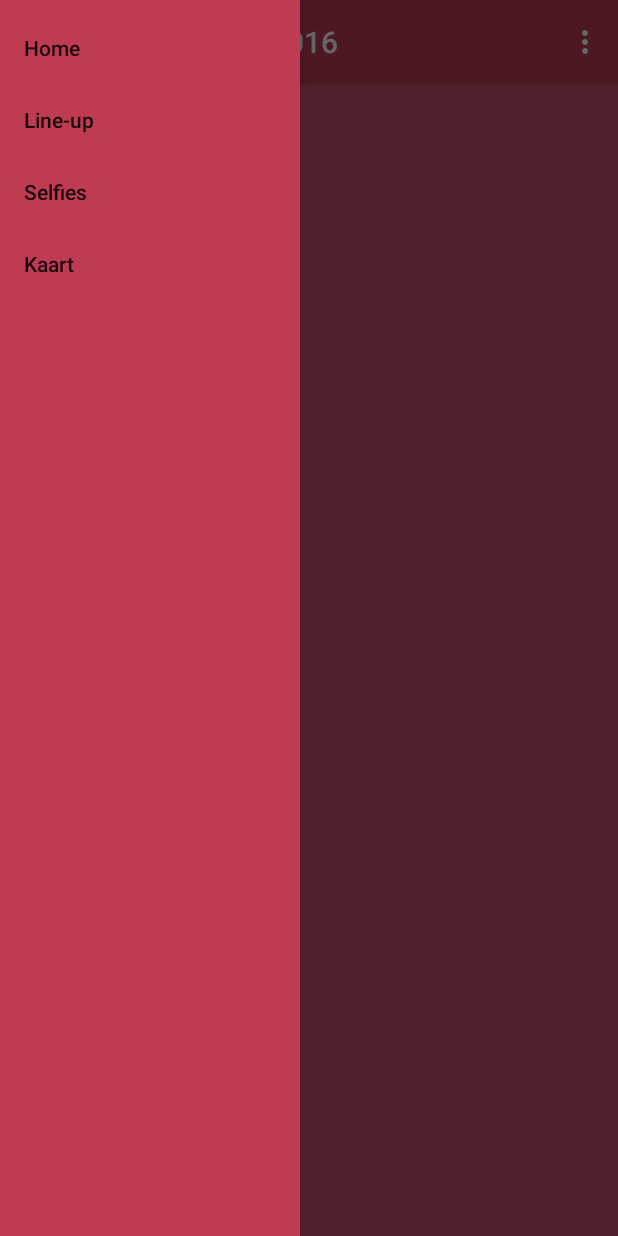
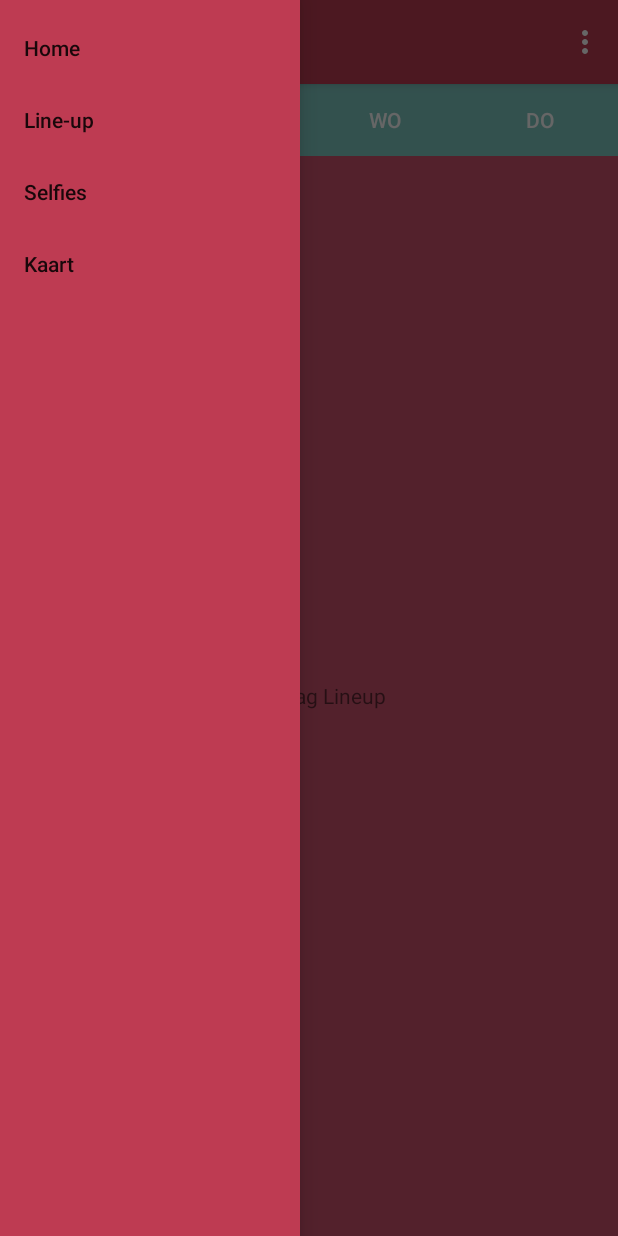
Before and after one commit to JaspervanTilburg/VirgielOwee2016, an Android app: the fragment LineupFragment placed in its activity, with the side drawer open, on a phone screen of 412 x 824 dp. Run offline under Robolectric (Android 15) with nearby library versions, the phone set to English and light mode, and no system bars.

Commit message:
Lineup tabs added

```diff
--- a/app/src/main/AndroidManifest.xml
+++ b/app/src/main/AndroidManifest.xml
@@ -4,9 +4,10 @@
 
     <application
         android:allowBackup="true"
-        android:icon="@mipmap/ic_launcher"
+        android:icon="@drawable/logo_launcher"
         android:label="@string/app_name"
         android:supportsRtl="true"
+        android:hardwareAccelerated="true"
         android:theme="@style/AppTheme">
         <activity
             android:name=".MainActivity"
--- a/app/src/main/java/com/example/jasper/virgielowee2016/LineupFragment.java
+++ b/app/src/main/java/com/example/jasper/virgielowee2016/LineupFragment.java
@@ -2,7 +2,12 @@
 
 
 import android.os.Bundle;
+import android.support.annotation.Nullable;
+import android.support.design.widget.TabLayout;
 import android.support.v4.app.Fragment;
+import android.support.v4.app.FragmentManager;
+import android.support.v4.app.FragmentPagerAdapter;
+import android.support.v4.view.ViewPager;
 import android.view.LayoutInflater;
 import android.view.View;
 import android.view.ViewGroup;
@@ -18,12 +23,88 @@
         // Required empty public constructor
     }
 
+    public static TabLayout tabLayout;
+    public static ViewPager viewPager;
+    public static int int_items = 4;
 
     @Override
-    public View onCreateView(LayoutInflater inflater, ViewGroup container,
-                             Bundle savedInstanceState) {
-        // Inflate the layout for this fragment
-        return inflater.inflate(R.layout.fragment_lineup, container, false);
+    public View onCreateView(LayoutInflater inflater, ViewGroup container, Bundle savedInstanceState) {
+        /**
+         *Inflate tab_layout and setup Views.
+         */
+        View x =  inflater.inflate(R.layout.fragment_lineup,null);
+        tabLayout = (TabLayout) x.findViewById(R.id.tab_layout);
+        viewPager = (ViewPager) x.findViewById(R.id.viewpager);
+
+        /**
+         *Set an Apater for the View Pager
+         */
+        viewPager.setAdapter(new MyAdapter(getChildFragmentManager()));
+
+        /**
+         * Now , this is a workaround ,
+         * The setupWithViewPager dose't works without the runnable .
+         * Maybe a Support Library Bug .
+         */
+
+        tabLayout.post(new Runnable() {
+            @Override
+            public void run() {
+                tabLayout.setupWithViewPager(viewPager);
+            }
+        });
+
+        return x;
+
     }
 
+    class MyAdapter extends FragmentPagerAdapter{
+
+        public MyAdapter(FragmentManager fm) {
+            super(fm);
+        }
+
+        /**
+         * Return fragment with respect to Position .
+         */
+
+        @Override
+        public Fragment getItem(int position)
+        {
+            switch (position){
+                case 0 : return new MondayFragment();
+                case 1 : return new TuesdayFragment();
+                case 2 : return new WednesdayFragment();
+                case 3 : return new ThursdayFragment();
+            }
+            return null;
+        }
+
+        @Override
+        public int getCount() {
+
+            return int_items;
+
+        }
+
+        /**
+         * This method returns the title of the tab according to the position.
+         */
+
+        @Override
+        public CharSequence getPageTitle(int position) {
+
+            switch (position){
+                case 0 :
+                    return "Ma";
+                case 1 :
+                    return "Di";
+                case 2 :
+                    return "Wo";
+                case 3 :
+                    return "Do";
+            }
+            return null;
+        }
+    }
 }
--- /dev/null
+++ b/app/src/main/java/com/example/jasper/virgielowee2016/MondayFragment.java
@@ -0,0 +1,29 @@
+package com.example.jasper.virgielowee2016;
+
+
+import android.os.Bundle;
+import android.support.v4.app.Fragment;
+import android.view.LayoutInflater;
+import android.view.View;
+import android.view.ViewGroup;
+
+
+/**
+ * A simple {@link Fragment} subclass.
+ */
+public class MondayFragment extends Fragment {
+
+
+    public MondayFragment() {
+        // Required empty public constructor
+    }
+
+
+    @Override
+    public View onCreateView(LayoutInflater inflater, ViewGroup container,
+                             Bundle savedInstanceState) {
+        // Inflate the layout for this fragment
+        return inflater.inflate(R.layout.fragment_monday, container, false);
+    }
+
+}
--- /dev/null
+++ b/app/src/main/java/com/example/jasper/virgielowee2016/TuesdayFragment.java
@@ -0,0 +1,28 @@
+package com.example.jasper.virgielowee2016;
+
+
+import android.os.Bundle;
+import android.support.v4.app.Fragment;
+import android.view.LayoutInflater;
+import android.view.View;
+import android.view.ViewGroup;
+import android.widget.TextView;
+
+/**
+ * A simple {@link Fragment} subclass.
+ */
+public class TuesdayFragment extends Fragment {
+
+
+    public TuesdayFragment() {
+        // Required empty public constructor
+    }
+
+
+    @Override
+    public View onCreateView(LayoutInflater inflater, ViewGroup container,
+                             Bundle savedInstanceState) {
+        return inflater.inflate(R.layout.fragment_tuesday, container, false);
+    }
+
+}
--- a/app/src/main/res/layout/app_bar_main.xml
+++ b/app/src/main/res/layout/app_bar_main.xml
@@ -7,7 +7,13 @@
     android:fitsSystemWindows="true"
     tools:context="com.example.jasper.virgielowee2016.MainActivity">
 
+    <LinearLayout
+        android:layout_width="match_parent"
+        android:layout_height="match_parent"
+        android:orientation="vertical">
+
         <android.support.design.widget.AppBarLayout
+            android:id="@+id/titlebar"
             android:layout_width="match_parent"
             android:layout_height="wrap_content"
             android:theme="@style/AppTheme.AppBarOverlay">
@@ -27,4 +33,6 @@
             android:layout_height="match_parent">
         </FrameLayout>
 
+    </LinearLayout>
+
 </android.support.design.widget.CoordinatorLayout>
--- a/app/src/main/res/layout/fragment_lineup.xml
+++ b/app/src/main/res/layout/fragment_lineup.xml
@@ -1,10 +1,28 @@
-<FrameLayout xmlns:android="http://schemas.android.com/apk/res/android"
+<LinearLayout xmlns:android="http://schemas.android.com/apk/res/android"
     xmlns:tools="http://schemas.android.com/tools"
     android:layout_width="match_parent"
     android:layout_height="match_parent"
+    xmlns:app="http://schemas.android.com/apk/res-auto"
     tools:context="com.example.jasper.virgielowee2016.LineupFragment"
-    android:background="#d1546f">
+    android:background="#d1546f"
+    android:orientation="vertical">
 
+    <android.support.design.widget.TabLayout
+        android:id="@+id/tab_layout"
+        app:tabGravity="fill"
+        app:tabMode="fixed"
+        android:background="@color/accent_material_dark"
+        app:tabIndicatorColor="@color/colorPrimary"
+        app:tabSelectedTextColor="#2ECCFA"
+        app:tabTextColor="#FFFFFF"
+        android:layout_width="match_parent"
+        android:layout_height="wrap_content">
+    </android.support.design.widget.TabLayout>
 
+    <android.support.v4.view.ViewPager
+        android:id="@+id/viewpager"
+        android:layout_width="match_parent"
+        android:layout_height="match_parent">
+    </android.support.v4.view.ViewPager>
 
-</FrameLayout>
+</LinearLayout>
--- a/app/src/main/res/layout/fragment_main.xml
+++ b/app/src/main/res/layout/fragment_main.xml
@@ -3,13 +3,12 @@
     android:layout_width="match_parent"
     android:layout_height="match_parent"
     tools:context="com.example.jasper.virgielowee2016.MainFragment"
-    android:background="#d1546f">
+    android:background="@drawable/achtergrond">
 
     <ImageView
         android:layout_width="235dp"
         android:layout_height="313dp"
         android:id="@+id/imageView2"
         android:layout_gravity="center"
-        android:nestedScrollingEnabled="false"
         android:src="@drawable/logo" />
 </FrameLayout>
--- /dev/null
+++ b/app/src/main/res/layout/fragment_monday.xml
@@ -0,0 +1,13 @@
+<FrameLayout xmlns:android="http://schemas.android.com/apk/res/android"
+    xmlns:tools="http://schemas.android.com/tools"
+    android:layout_width="match_parent"
+    android:layout_height="match_parent"
+    tools:context="com.example.jasper.virgielowee2016.MondayFragment">
+
+    <TextView
+        android:layout_width="wrap_content"
+        android:layout_height="wrap_content"
+        android:text="Maandag Lineup"
+        android:layout_gravity="center" />
+
+</FrameLayout>
--- a/app/src/main/res/values/strings.xml
+++ b/app/src/main/res/values/strings.xml
@@ -1,5 +1,5 @@
 <resources>
-    <string name="app_name">VirgielOwee2016</string>
+    <string name="app_name">Owee Virgiel</string>
 
     <string name="navigation_drawer_open">Open navigation drawer</string>
     <string name="navigation_drawer_close">Close navigation drawer</string>
```
Also changed, not shown: app/src/main/java/com/example/jasper/virgielowee2016/ThursdayFragment.java (added, +29 -0 lines), app/src/main/java/com/example/jasper/virgielowee2016/WednesdayFragment.java (added, +28 -0 lines), app/src/main/res/layout/fragment_thursday.xml (added, +12 -0 lines), app/src/main/res/layout/fragment_tuesday.xml (added, +13 -0 lines), app/src/main/res/layout/fragment_wednesday.xml (added, +13 -0 lines), app/src/main/res/drawable/achtergrond.png (added), app/src/main/res/drawable/logo.png, app/src/main/res/drawable/logo_launcher.png (added). Lines whose indentation alone changed are shown as unchanged.
